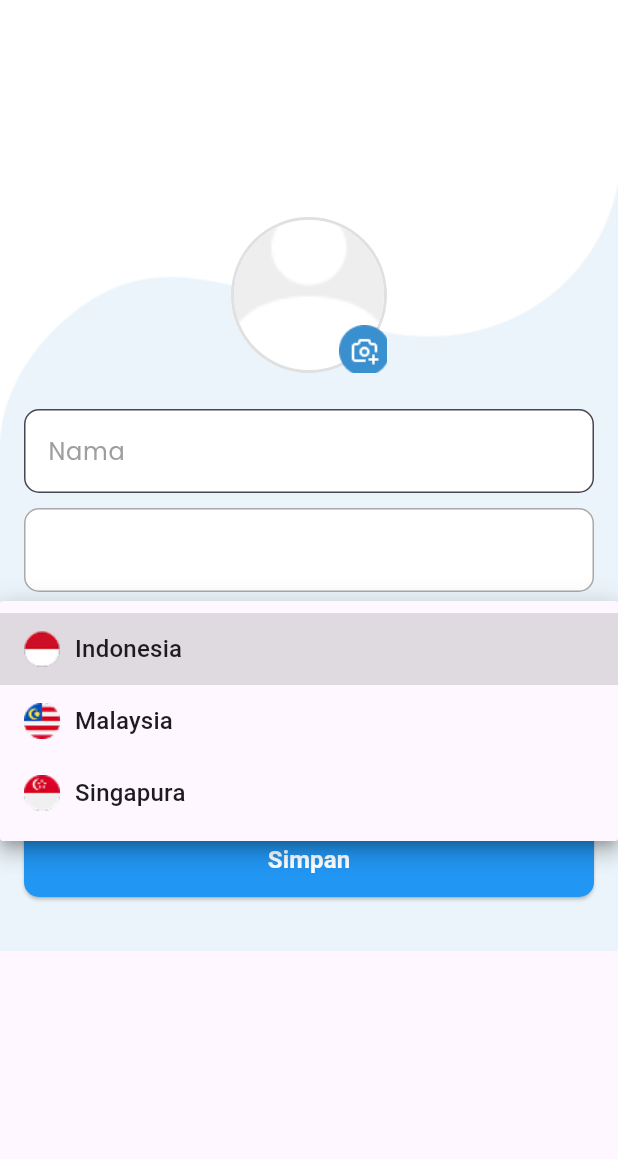
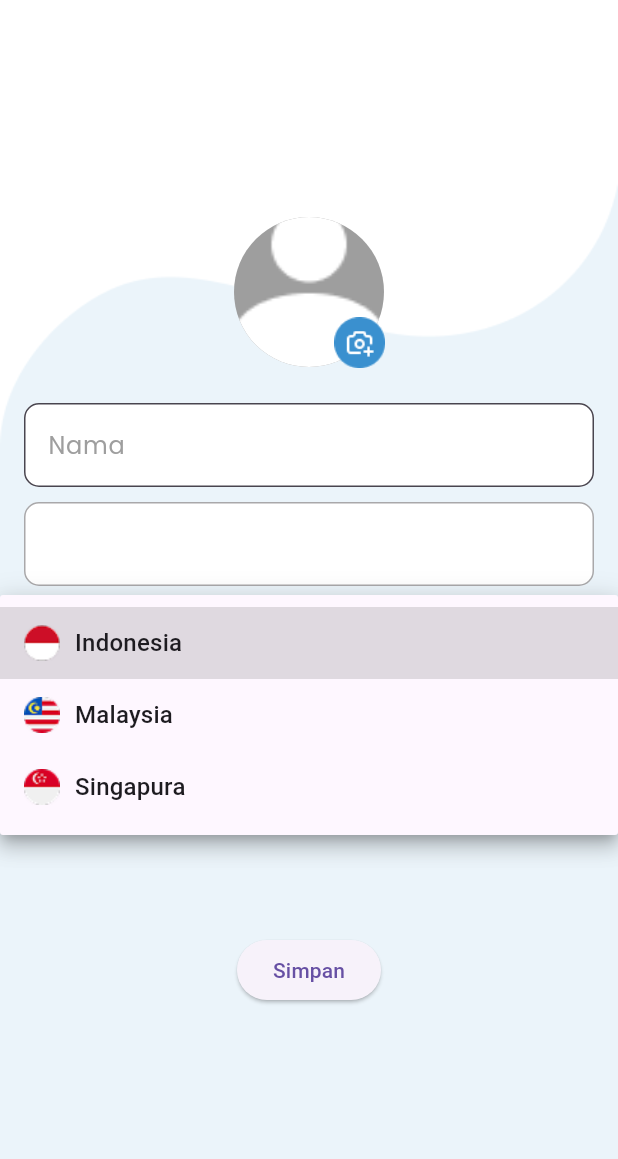
Before and after one commit to RedEye1605/Kelompok-8-Intern-Raion, a Flutter app: the EditProfile screen opened by its route, after a tap on "Pilih negara", on a phone screen of 412 x 824 dp, the part 77-1236 px from its top. Run offline on Flutter 3.47's test engine with Material 3 defaults, Android fonts, the phone set to English and light mode, and no system bars; our stand-ins replace carousel_slider, cloud_firestore, curved_navigation_bar, firebase_auth, firebase_core, get_it and 2 more; missing offline and left inert: cloudinary_flutter, cloudinary_public, cloudinary_url_gen; accounts and stored records are empty; network calls fail.

Commit message:
fix package

```diff
--- a/lib/features/presentation/screens/Home/edit_profile.dart
+++ b/lib/features/presentation/screens/Home/edit_profile.dart
@@ -34,32 +34,67 @@ class _EditProfileState extends State<EditProfile> {
   File? imageFile;
   String? uploadImageURL;
 
+  // Future<void> _pickAndUploadProfilePhoto() async {
+  //   final html.FileUploadInputElement uploadInput =
+  //       html.FileUploadInputElement();
+  //   uploadInput.accept = 'image/*';
+  //   uploadInput.click();
+
+  //   uploadInput.onChange.listen((event) async {
+  //     final files = uploadInput.files;
+  //     if (files!.isEmpty) return;
+
+  //     final html.File file = files.first;
+  //     final imageUrl = await _uploadToCloudinary(file);
+
+  //     setState(() {
+  //       uploadImageURL = imageUrl;
+  //     });
+  //   });
+  // }
+
+  // Future<String?> _uploadToCloudinary(html.File imageFile) async {
+  //   final reader = html.FileReader();
+  //   reader.readAsArrayBuffer(imageFile);
+
+  //   await reader.onLoadEnd.first;
+  //   final Uint8List bytes = reader.result as Uint8List;
+
+  //   final url = Uri.parse(
+  //     'https://api.cloudinary.com/v1_1/dak6uyba7/image/upload',
+  //   );
+
+  //   var request =
+  //       http.MultipartRequest('POST', url)
+  //         ..fields['upload_preset'] = 'testing'
+  //         ..files.add(
+  //           http.MultipartFile.fromBytes(
+  //             'file',
+  //             bytes,
+  //             filename: imageFile.name,
+  //           ),
+  //         );
+
+  //   var response = await request.send();
+
+  //   if (response.statusCode == 200) {
+  //     final responseData = await response.stream.bytesToString();
+  //     final jsonData = json.decode(responseData);
+  //     return jsonData['secure_url']; // URL gambar yang telah diunggah
+  //   } else {
+  //     return null;
+  //   }
+  // }
+
   // mobile picker
   Future<void> _pickAndUploadProfilePhoto() async {
-    try {
-      final XFile? image = await _picker.pickImage(
-        source: ImageSource.gallery,
-        imageQuality: 80,
-        maxWidth: 800,
-      );
-
-      if (image != null) {
-        setState(() {
-          imageFile = File(image.path);
-        });
-      }
-    } catch (e) {
-      if (mounted) {
-        ScaffoldMessenger.of(context).showSnackBar(
-          SnackBar(
-            content: Text('Error memilih gambar: $e'),
-            backgroundColor: Colors.red,
-          ),
-        );
-      }
+    final XFile? image = await _picker.pickImage(source: ImageSource.gallery);
+    if (image != null) {
+      setState(() {
+        if (image != null) imageFile = File(image.path);
+      });
     }
   }
-
   Future<String?> _uploadToCloudinary(File imageFile) async {
     final url = Uri.parse(
       'https://api.cloudinary.com/v1_1/dak6uyba7/image/upload',
@@ -84,81 +119,14 @@ class _EditProfileState extends State<EditProfile> {
   }
 
   @override
-  void initState() {
-    super.initState();
-    _loadUserData(); // Add this method call
-  }
-
-  // Add this method to load existing user data
-  Future<void> _loadUserData() async {
-    try {
-      if (user != null) {
-        final userData =
-            await FirebaseFirestore.instance
-                .collection('users')
-                .doc(user!.uid)
-                .get();
-
-        if (userData.exists && mounted) {
-          setState(() {
-            _namaController.text = userData.data()?['nama'] ?? '';
-            _nomorController.text = userData.data()?['nomor'] ?? '';
-            _selectedNegara = userData.data()?['negara'] ?? 'Indonesia';
-            _negaraController.text = _selectedNegara!;
-          });
-        }
-      }
-    } catch (e) {
-      debugPrint('Error loading user data: $e');
-    }
-  }
-
-  Widget _buildProfileImage() {
-    return Stack(
-      alignment: AlignmentDirectional.bottomEnd,
-      children: [
-        Container(
-          decoration: BoxDecoration(
-            shape: BoxShape.circle,
-            border: Border.all(color: Colors.grey[300]!, width: 2),
-          ),
-          child: CircleAvatar(
-            radius: 50,
-            backgroundColor: Colors.grey[200],
-            backgroundImage: _getProfileImage(),
-          ),
-        ),
-        Positioned(
-          bottom: -10,
-          right: -10,
-          child: IconButton(
-            onPressed: _pickAndUploadProfilePhoto,
-            icon: Image.asset(
-              "assets/icons/edit_photo.png",
-              width: 34,
-              height: 34,
-            ),
-          ),
-        ),
-      ],
-    );
-  }
-
-  ImageProvider _getProfileImage() {
-    if (imageFile != null) {
-      return FileImage(imageFile!);
+  Widget build(BuildContext context) {
+    @override
+    void initState() {
+      super.initState();
+      _negaraController.text = _selectedNegara!;
     }
 
-    if (user?.photoURL != null && user!.photoURL!.isNotEmpty) {
-      return NetworkImage(user!.photoURL!);
-    }
-
-    return const AssetImage('assets/icons/profile-icon.png');
-  }
-
-  @override
-  Widget build(BuildContext context) {
-    void negaraChanged(String? newValue) {
+    void _negaraChanged(String? newValue) {
       setState(() {
         _selectedNegara = newValue;
         _negaraController.text = newValue!;
@@ -191,13 +159,39 @@ class _EditProfileState extends State<EditProfile> {
           ),
         ),
         child: SafeArea(
-          child: SingleChildScrollView(
+          child: Padding(
             padding: const EdgeInsets.all(16.0),
             child: Column(
+              // mainAxisAlignment: MainAxisAlignment.center,
               crossAxisAlignment: CrossAxisAlignment.center,
               children: [
                 SizedBox(height: 100),
-                _buildProfileImage(),
+                Stack(
+                  alignment: AlignmentDirectional(1.35, 1.35),
+                  children: [
+                    CircleAvatar(
+                      backgroundImage:
+                          imageFile != null
+                              ? FileImage(imageFile!)
+                              : (user?.photoURL != null
+                                      ? NetworkImage(user!.photoURL!)
+                                      : AssetImage(
+                                        'assets/icons/profile-icon.png',
+                                      ))
+                                  as ImageProvider,
+                      backgroundColor: Colors.grey,
+                      radius: 50,
+                    ),
+                    IconButton(
+                      onPressed: _pickAndUploadProfilePhoto,
+                      icon: Image.asset(
+                        "assets/icons/edit_photo.png",
+                        width: 34,
+                        height: 34,
+                      ),
+                    ),
+                  ],
+                ),
                 SizedBox(height: 24),
                 Column(
                   children: [
@@ -294,7 +288,7 @@ class _EditProfileState extends State<EditProfile> {
                           ),
                         ),
                       ],
-                      onChanged: negaraChanged,
+                      onChanged: _negaraChanged,
                     ),
                     const SizedBox(height: 10),
                     TextField(
@@ -320,29 +314,8 @@ class _EditProfileState extends State<EditProfile> {
                     ),
                   ],
                 ),
-                const SizedBox(height: 20),
-                SizedBox(
-                  width: double.infinity,
-                  height: 50,
-                  child: ElevatedButton(
-                    onPressed: _editHandle,
-                    style: ElevatedButton.styleFrom(
-                      backgroundColor: Colors.blue,
-                      shape: RoundedRectangleBorder(
-                        borderRadius: BorderRadius.circular(10),
-                      ),
-                    ),
-                    child: const Text(
-                      "Simpan",
-                      style: TextStyle(
-                        fontSize: 16,
-                        fontWeight: FontWeight.bold,
-                        color: Colors.white,
-                      ),
-                    ),
-                  ),
-                ),
-                const SizedBox(height: 20),
+                SizedBox(height: 100),
+                ElevatedButton(onPressed: _editHandle, child: Text("Simpan")),
               ],
             ),
           ),
@@ -354,67 +327,34 @@ class _EditProfileState extends State<EditProfile> {
   Future<void> _editHandle() async {
     final User? user = FirebaseAuth.instance.currentUser;
     if (user == null) {
-      ScaffoldMessenger.of(context).showSnackBar(
-        const SnackBar(
-          content: Text("Pengguna tidak ditemukan"),
-          backgroundColor: Colors.red,
-        ),
-      );
+      ScaffoldMessenger.of(
+        context,
+      ).showSnackBar(SnackBar(content: Text("Pengguna tidak ditemukan")));
       return;
     }
 
     try {
-      // Show loading indicator
-      showDialog(
-        context: context,
-        barrierDismissible: false,
-        builder: (context) => const Center(child: CircularProgressIndicator()),
-      );
-
-      // Upload image if selected
       if (imageFile != null) {
         uploadImageURL = await _uploadToCloudinary(imageFile!);
-        // Update user profile photo in Firebase Auth
-        if (uploadImageURL != null) {
-          await user.updatePhotoURL(uploadImageURL);
-        }
       }
 
-      // Update Firestore data
       await FirebaseFirestore.instance.collection('users').doc(user.uid).set({
-        'nama': _namaController.text.trim(),
+        'nama': _namaController.text,
         'email': user.email,
         'negara': _selectedNegara,
-        'nomor':
-            _getNomorNegara(_selectedNegara) + _nomorController.text.trim(),
-        'updatedAt': FieldValue.serverTimestamp(),
-        if (uploadImageURL != null) 'photoURL': uploadImageURL,
+        'nomor': _nomorController.text,
+        if (uploadImageURL != null) 'userPhoto': uploadImageURL,
       }, SetOptions(merge: true));
 
-      // Close loading dialog and show success message
-      if (mounted) {
-        Navigator.pop(context); // Close loading dialog
-        Navigator.pop(context); // Return to previous screen
-
-        ScaffoldMessenger.of(context).showSnackBar(
-          const SnackBar(
-            content: Text("Profil berhasil diperbarui"),
-            backgroundColor: Colors.green,
-          ),
-        );
-      }
+      ScaffoldMessenger.of(
+        context,
+      ).showSnackBar(SnackBar(content: Text("Profil berhasil diperbarui")));
     } catch (e) {
-      // Close loading dialog and show error
-      if (mounted) {
-        Navigator.pop(context);
-        ScaffoldMessenger.of(context).showSnackBar(
-          SnackBar(
-            content: Text("Gagal menyimpan data: $e"),
-            backgroundColor: Colors.red,
-          ),
-        );
-      }
+      ScaffoldMessenger.of(
+        context,
+      ).showSnackBar(SnackBar(content: Text("Gagal menyimpan data: $e")));
     }
+    Navigator.pop(context);
   }
 
   String _getNomorNegara(String? negara) {
```
